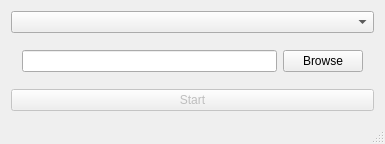
Qt form mainwindow.ui (pallando/gfwl-stripper) before a commit.
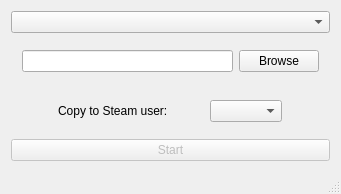
The same form after that commit. Icons and pictures are not drawn.

Commit message: Automatically copies saves to Steam.

What changed in the file:
```diff
--- a/mainwindow.ui
+++ b/mainwindow.ui
@@ -6,8 +6,8 @@
    <rect>
     <x>0</x>
     <y>0</y>
-    <width>385</width>
-    <height>134</height>
+    <width>341</width>
+    <height>178</height>
    </rect>
   </property>
   <property name="sizePolicy">
@@ -19,7 +19,7 @@
   <property name="maximumSize">
    <size>
     <width>16777215</width>
-    <height>142</height>
+    <height>190</height>
    </size>
   </property>
   <property name="windowTitle">
@@ -54,6 +54,35 @@
       </layout>
      </widget>
     </item>
+    <item>
+     <widget class="QWidget" name="destWidget" native="true">
+      <layout class="QHBoxLayout" name="horizontalLayout_2">
+       <item>
+        <widget class="QLabel" name="dest_label">
+         <property name="sizePolicy">
+          <sizepolicy hsizetype="Maximum" vsizetype="Preferred">
+           <horstretch>0</horstretch>
+           <verstretch>0</verstretch>
+          </sizepolicy>
+         </property>
+         <property name="text">
+          <string>Copy to Steam user:</string>
+         </property>
+        </widget>
+       </item>
+       <item>
+        <widget class="QComboBox" name="dest_selection">
+         <property name="sizePolicy">
+          <sizepolicy hsizetype="Maximum" vsizetype="Fixed">
+           <horstretch>0</horstretch>
+           <verstretch>0</verstretch>
+          </sizepolicy>
+         </property>
+        </widget>
+       </item>
+      </layout>
+     </widget>
+    </item>
     <item>
      <widget class="QPushButton" name="start_button">
       <property name="enabled">
```
Left out of the diff: 2 changed lines with no effect on the pictures. The commit also changes 3 other files.
